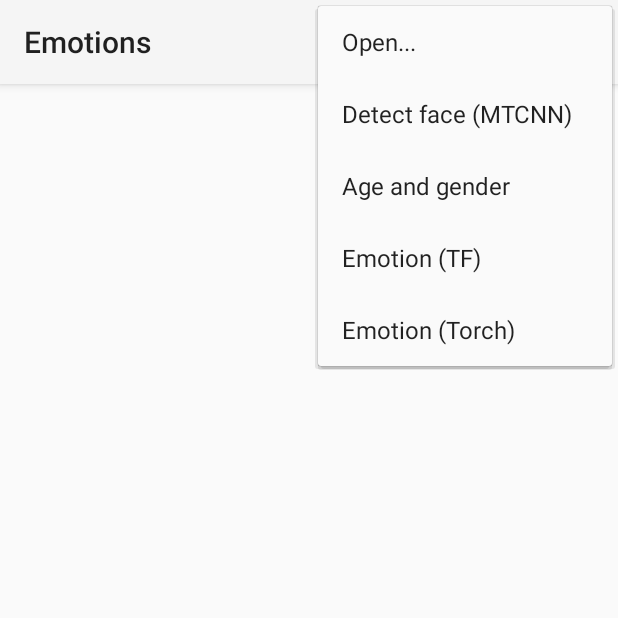
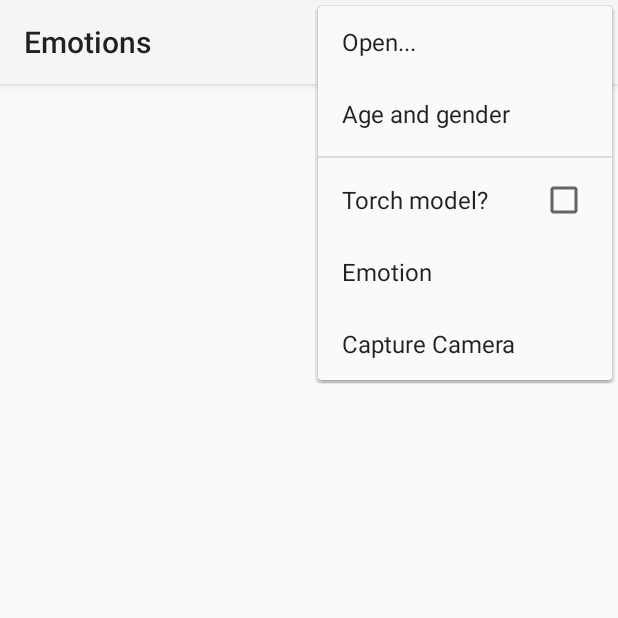
Before and after one commit to av-savchenko/face-emotion-recognition, an Android app: the screen it shows after launch (MainActivity), with the options menu open, on a phone screen of 412 x 824 dp, the top half of it. Run offline under Robolectric (Android 15) with nearby library versions, the phone set to English and light mode, and no system bars; libraries missing offline, so code that uses them is left out: androidx.camera.core, org.pytorch, org.pytorch.torchvision, org.tensorflow.contrib, org.tensorflow.lite; 14 statements that could not run were skipped.

Commit message:
Added processing of video from frontal camera in mobile application

```diff
--- a/mobile_app/app/src/main/res/menu/toolbar_menu.xml
+++ b/mobile_app/app/src/main/res/menu/toolbar_menu.xml
@@ -5,21 +5,31 @@
         android:id="@+id/action_openGallery"
         app:showAsAction="never"
         android:title="@string/action_OpenGallery"/>
+    <!--
     <item
         android:id="@+id/action_detectface_mtcnn"
         app:showAsAction="never"
         android:title="@string/action_DetectFaceMTCNN"/>
+       -->
     <item
         android:id="@+id/action_agegender"
         app:showAsAction="never"
         android:title="@string/action_RecognizeAgeGender"/>
-    <item
-        android:id="@+id/action_emotion_tf"
-        app:showAsAction="never"
-        android:title="@string/action_RecognizeEmotionTf"/>
-    <item
-        android:id="@+id/action_emotion_torch"
-        app:showAsAction="never"
-        android:title="@string/action_RecognizeEmotionTorch"/>
+    <group android:id="@+id/emotions">
+        <item
+            android:id="@+id/action_emotion_tf_or_torch"
+            app:showAsAction="never"
+            android:title="@string/action_EmotionModel"
+            android:checkable="true"
+            />
+        <item
+            android:id="@+id/action_emotion"
+            app:showAsAction="never"
+            android:title="@string/action_RecognizeEmotion"/>
+        <item
+            android:id="@+id/action_capturecamera"
+            app:showAsAction="never"
+            android:title="@string/action_CaptureCamera"/>
+    </group>
 
 </menu>
--- a/mobile_app/app/src/main/res/values/strings.xml
+++ b/mobile_app/app/src/main/res/values/strings.xml
@@ -3,9 +3,10 @@
     <string name="action_OpenGallery">Open...</string>
     <string name="action_DetectFaceMTCNN">Detect face (MTCNN)</string>
     <string name="action_RecognizeAgeGender">Age and gender</string>
-    <string name="action_RecognizeEmotionTf">Emotion (TF)</string>
-    <string name="action_RecognizeEmotionTorch">Emotion (Torch)</string>
+    <string name="action_RecognizeEmotion">Emotion</string>
     <string name="action_CaptureCamera">Capture Camera</string>
+    <string name="action_StopCamera">Stop Camera</string>
+    <string name="action_EmotionModel">Torch model?</string>
 
     <string name="picture">Picture</string>
     <string name="description_info">Info</string>
```
Also changed, not shown: mobile_app/app/build.gradle (+7 -3 lines), mobile_app/app/src/main/java/com/asav/facialprocessing/MainActivity.java (+162 -28 lines).
